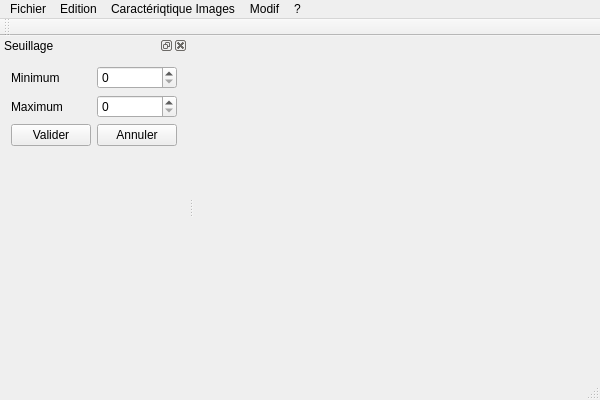
Qt form Viewer/Viewer/viewer.ui (DavidBonnier/Archi) before a commit.
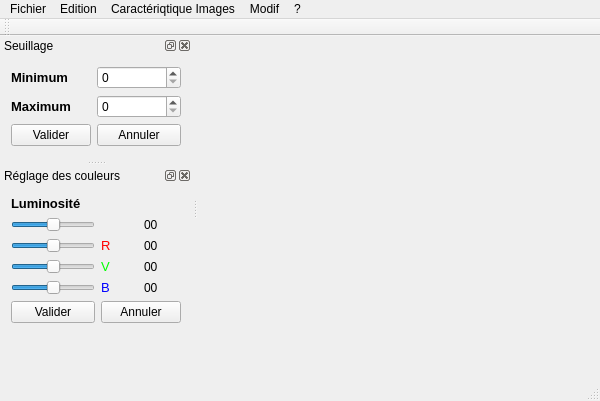
The same form after that commit.

Diff of the .ui file:
```diff
--- a/Viewer/Viewer/viewer.ui
+++ b/Viewer/Viewer/viewer.ui
@@ -7,7 +7,7 @@
     <x>0</x>
     <y>0</y>
     <width>600</width>
-    <height>400</height>
+    <height>401</height>
    </rect>
   </property>
   <property name="windowTitle">
@@ -117,16 +117,19 @@
       </widget>
      </item>
      <item row="0" column="0">
-      <widget class="QLabel" name="labelMinimum">
+      <widget class="QLabel" name="labelMinSeuillage">
+       <property name="frameShape">
+        <enum>QFrame::NoFrame</enum>
+       </property>
        <property name="text">
-        <string>Minimum</string>
+        <string>&lt;html&gt;&lt;head/&gt;&lt;body&gt;&lt;p&gt;&lt;span style=&quot; font-size:10pt; font-weight:600;&quot;&gt;Minimum&lt;/span&gt;&lt;/p&gt;&lt;/body&gt;&lt;/html&gt;</string>
        </property>
       </widget>
      </item>
      <item row="1" column="0">
       <widget class="QLabel" name="labelMaximum">
        <property name="text">
-        <string>Maximum</string>
+        <string>&lt;html&gt;&lt;head/&gt;&lt;body&gt;&lt;p&gt;&lt;span style=&quot; font-size:10pt; font-weight:600;&quot;&gt;Maximum&lt;/span&gt;&lt;/p&gt;&lt;/body&gt;&lt;/html&gt;</string>
        </property>
       </widget>
      </item>
@@ -134,7 +137,157 @@
       <widget class="QSpinBox" name="spinBoxMinimum"/>
      </item>
      <item row="1" column="1">
-      <widget class="QSpinBox" name="spinBoxMaximum"/>
+      <widget class="QSpinBox" name="spinBoxMaxSeuillage"/>
+     </item>
+    </layout>
+   </widget>
+  </widget>
+  <widget class="QDockWidget" name="DWReglage">
+   <property name="windowTitle">
+    <string>Réglage des couleurs</string>
+   </property>
+   <attribute name="dockWidgetArea">
+    <number>1</number>
+   </attribute>
+   <widget class="QWidget" name="dockWidgetContents_2">
+    <layout class="QGridLayout" name="gridLayout">
+     <item row="4" column="1">
+      <widget class="QLabel" name="labelRouge">
+       <property name="text">
+        <string>&lt;html&gt;&lt;head/&gt;&lt;body&gt;&lt;p&gt;&lt;span style=&quot; font-size:10pt; color:#ff0000;&quot;&gt;R&lt;/span&gt;&lt;/p&gt;&lt;/body&gt;&lt;/html&gt;</string>
+       </property>
+      </widget>
+     </item>
+     <item row="4" column="0">
+      <widget class="QSlider" name="hSliderRouge">
+       <property name="minimum">
+        <number>-100</number>
+       </property>
+       <property name="maximum">
+        <number>100</number>
+       </property>
+       <property name="orientation">
+        <enum>Qt::Horizontal</enum>
+       </property>
+      </widget>
+     </item>
+     <item row="6" column="0">
+      <widget class="QSlider" name="hSliderBleu">
+       <property name="minimum">
+        <number>-100</number>
+       </property>
+       <property name="maximum">
+        <number>100</number>
+       </property>
+       <property name="orientation">
+        <enum>Qt::Horizontal</enum>
+       </property>
+      </widget>
+     </item>
+     <item row="5" column="0">
+      <widget class="QSlider" name="hSliderVert">
+       <property name="minimum">
+        <number>-100</number>
+       </property>
+       <property name="maximum">
+        <number>100</number>
+       </property>
+       <property name="orientation">
+        <enum>Qt::Horizontal</enum>
+       </property>
+      </widget>
+     </item>
+     <item row="4" column="2">
+      <widget class="QLabel" name="labelNbRouge">
+       <property name="text">
+        <string>00</string>
+       </property>
+      </widget>
+     </item>
+     <item row="5" column="1">
+      <widget class="QLabel" name="labelVert">
+       <property name="text">
+        <string>&lt;html&gt;&lt;head/&gt;&lt;body&gt;&lt;p&gt;&lt;span style=&quot; font-size:10pt; color:#00ff00;&quot;&gt;V&lt;/span&gt;&lt;/p&gt;&lt;/body&gt;&lt;/html&gt;</string>
+       </property>
+      </widget>
+     </item>
+     <item row="2" column="2">
+      <widget class="QLabel" name="labelNbLumosite">
+       <property name="text">
+        <string>00</string>
+       </property>
+      </widget>
+     </item>
+     <item row="5" column="2">
+      <widget class="QLabel" name="labelNbVert">
+       <property name="text">
+        <string>00</string>
+       </property>
+      </widget>
+     </item>
+     <item row="6" column="1">
+      <widget class="QLabel" name="labelBleu">
+       <property name="text">
+        <string>&lt;html&gt;&lt;head/&gt;&lt;body&gt;&lt;p&gt;&lt;span style=&quot; font-size:10pt; color:#0000ff;&quot;&gt;B&lt;/span&gt;&lt;/p&gt;&lt;/body&gt;&lt;/html&gt;</string>
+       </property>
+      </widget>
+     </item>
+     <item row="6" column="2">
+      <widget class="QLabel" name="labelNbBleu">
+       <property name="text">
+        <string>00</string>
+       </property>
+      </widget>
+     </item>
+     <item row="8" column="0">
+      <widget class="QPushButton" name="pButtonValiderCouleur">
+       <property name="text">
+        <string>Valider</string>
+       </property>
+      </widget>
+     </item>
+     <item row="8" column="1" colspan="2">
+      <widget class="QPushButton" name="pButtonAnnulerCouleur">
+       <property name="text">
+        <string>Annuler</string>
+       </property>
+      </widget>
+     </item>
+     <item row="1" column="0">
+      <widget class="QLabel" name="labelLuminosite">
+       <property name="lineWidth">
+        <number>1</number>
+       </property>
+       <property name="text">
+        <string>&lt;html&gt;&lt;head/&gt;&lt;body&gt;&lt;p&gt;&lt;span style=&quot; font-size:10pt; font-weight:600;&quot;&gt;Luminosité&lt;/span&gt;&lt;/p&gt;&lt;/body&gt;&lt;/html&gt;</string>
+       </property>
+      </widget>
+     </item>
+     <item row="2" column="0">
+      <widget class="QSlider" name="hSliderLumosite">
+       <property name="minimum">
+        <number>-100</number>
+       </property>
+       <property name="maximum">
+        <number>100</number>
+       </property>
+       <property name="orientation">
+        <enum>Qt::Horizontal</enum>
+       </property>
+      </widget>
+     </item>
+     <item row="9" column="0">
+      <spacer name="verticalSpacer">
+       <property name="orientation">
+        <enum>Qt::Vertical</enum>
+       </property>
+       <property name="sizeHint" stdset="0">
+        <size>
+         <width>20</width>
+         <height>40</height>
+        </size>
+       </property>
+      </spacer>
      </item>
     </layout>
    </widget>
```
Left out of the diff: 10 changed lines with no effect on the pictures.
